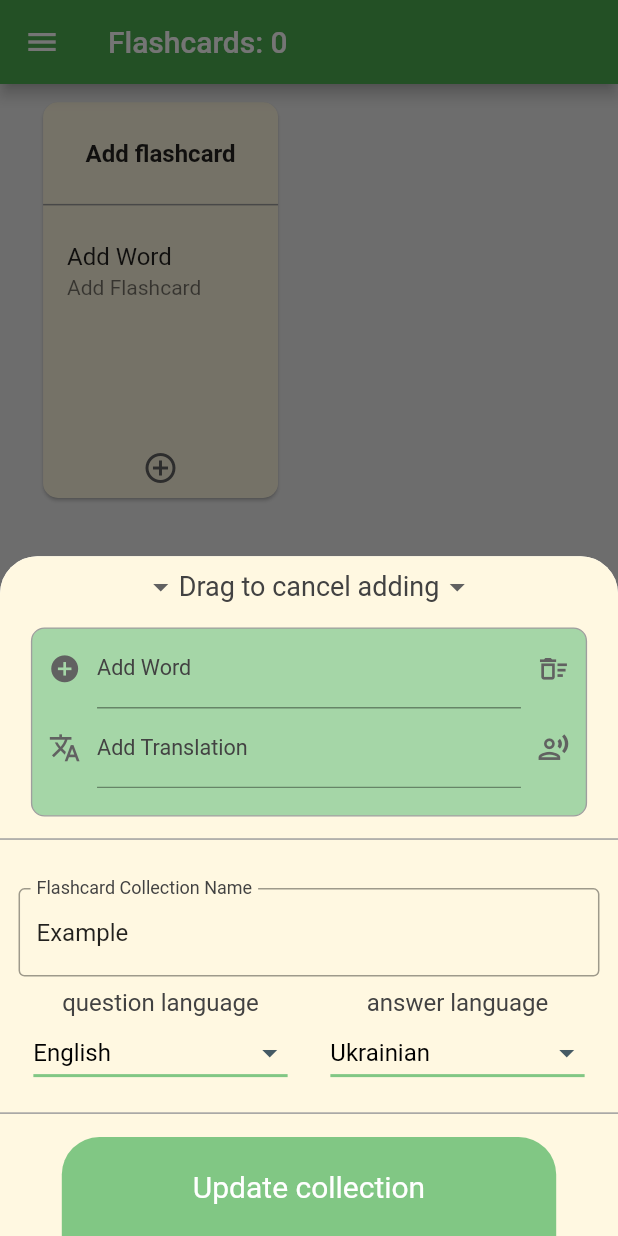
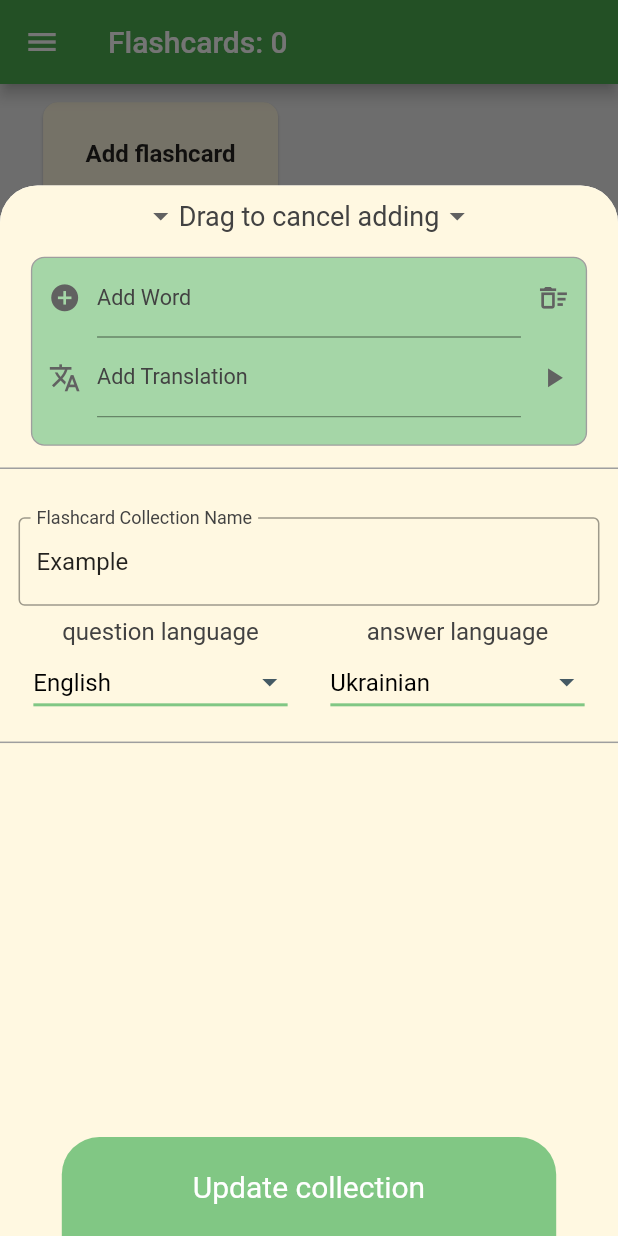
Before and after one commit to IvanShaptalov/FlashCardsReader, a Flutter app: the FlashCardView screen opened directly, after a tap on "Add flashcard", on a phone screen of 412 x 824 dp. Run offline on Flutter 3.47's test engine with Material 2 defaults, Android fonts, the phone set to English and light mode, and no system bars; drawn by our look-alikes of overlay_support; our stand-ins replace bloc, flutter_bloc, flutter_staggered_animations, hive, hive_flutter, watcher; missing offline and left inert: translator; accounts and stored records are empty.

Commit message:
feat(): ui-ux to flashcard add menu

```diff
--- a/lib/views/flashcards/flashcard_collection_info.dart
+++ b/lib/views/flashcards/flashcard_collection_info.dart
@@ -12,7 +12,7 @@ class FlashCardCollectionInfo extends StatelessWidget {
     return Expanded(
         child: Padding(
       padding: const EdgeInsets.all(8.0),
-      child: ListView(
+      child: ListOrColumn(
         children: [
           Row(
             children: [
--- a/lib/views/flashcards/flashcards/add_flashcard_menu.dart
+++ b/lib/views/flashcards/flashcards/add_flashcard_menu.dart
@@ -160,7 +160,7 @@ class _FlashCardCreatingWallState extends State<FlashCardCreatingWall> {
     if (onSubmitted &&
         flash.answerWords.isEmpty &&
         flash.questionWords.isEmpty) {
-          debugPrintIt('on submitted and word empty, do nothing');
+      debugPrintIt('on submitted and word empty, do nothing');
     } else if (WordCreatingUIProvider.tmpFlashCard.isValid) {
       debugPrint('add flashcard');
 
@@ -313,8 +313,7 @@ class _FlashCardCreatingWallState extends State<FlashCardCreatingWall> {
                     ),
                   ),
                   IconButton(
-                      onPressed: () {},
-                      icon: const Icon(Icons.record_voice_over_outlined))
+                      onPressed: () {}, icon: const Icon(Icons.play_arrow))
                 ],
               )
             ],
@@ -333,8 +332,7 @@ class _FlashCardCreatingWallState extends State<FlashCardCreatingWall> {
           borderRadius: const BorderRadius.only(
               topLeft: Radius.circular(25), topRight: Radius.circular(25)),
         ),
-        height: SizeConfig.getMediaHeight(context,
-            p: widget.flashCardCollection.isEmpty ? 0.55 : 0.85),
+        height: SizeConfig.getMediaHeight(context, p: 0.85),
         child: Column(mainAxisAlignment: MainAxisAlignment.start, children: [
           Padding(
             padding: EdgeInsets.symmetric(
@@ -425,8 +423,10 @@ class _FlashCardCreatingWallState extends State<FlashCardCreatingWall> {
                       vertical: 32.0,
                       horizontal: SizeConfig.getMediaWidth(context, p: 0.05)),
                   child: Column(children: [
-                    for (var flashCard
-                        in widget.flashCardCollection.flashCardSet.toList())
+                    for (var flashCard in widget
+                        .flashCardCollection.flashCardSet
+                        .toList()
+                        .reversed)
                       Padding(
                         padding: const EdgeInsets.all(8.0),
                         child: Align(
--- a/lib/views/flashcards/flashcards/add_flashcard_widget.dart
+++ b/lib/views/flashcards/flashcards/add_flashcard_widget.dart
@@ -90,19 +90,16 @@ class AddFlashCardWidgetState extends State<AddFlashCardWidget> {
                   color: Colors.grey,
                   thickness: 1,
                 ),
-                Expanded(
-                    child: ListView.builder(
-                        scrollDirection: Axis.vertical,
-                        shrinkWrap: true,
-                        itemCount: 1,
-                        itemBuilder: (context, index) {
-                          return const ListTile(
+                const Expanded(
+                    child: ListOrColumn(
+                        children: [
+                      ListTile(
                         title: Text('Add Word'),
                         subtitle: Text(
                           'Add Flashcard',
                         ),
-                          );
-                        })),
+                      )
+                    ])),
                 Row(
                   mainAxisAlignment: MainAxisAlignment.center,
                   children: const [
@@ -114,7 +111,6 @@ class AddFlashCardWidgetState extends State<AddFlashCardWidget> {
                     ),
                   ],
                 ),
-
               ],
             ),
           ),
--- a/lib/views/flashcards/flashcards/view_flashcard_menu.dart
+++ b/lib/views/flashcards/flashcards/view_flashcard_menu.dart
@@ -410,7 +410,7 @@ class _FlashCardViewWallState extends State<FlashCardViewWall> {
                   child: Column(
                     children: [
                       for (var flashCard
-                          in widget.flashCardCollection.flashCardSet.toList())
+                          in widget.flashCardCollection.flashCardSet.toList().reversed)
                         Padding(
                           padding: const EdgeInsets.all(8.0),
                           child: Align(
--- a/lib/views/view_config.dart
+++ b/lib/views/view_config.dart
@@ -60,7 +60,7 @@ class ConfigFCWordsInfo {
   static Color answerLanguageIconColor = Colors.green.shade600;
 }
 
-class ConfigViewUpdateMenu{
+class ConfigViewUpdateMenu {
   static Color iconColor = Colors.blueGrey.shade700;
   static Color backgroundColor = Colors.white;
   static Color textColor = Colors.black;
@@ -71,3 +71,25 @@ class ConfigViewUpdateMenu{
   static Color buttonIconColor = Colors.grey.shade800;
   static double wordButtonWidthPercent = 0.3;
 }
+
+class MyConfigOrientation {
+  static bool isPortrait(context) =>
+      MediaQuery.of(context).orientation == Orientation.portrait;
+
+  static bool isLandscape(context) => !isPortrait(context);
+}
+
+class ListOrColumn extends StatelessWidget {
+  final List<Widget> children;
+  const ListOrColumn({required this.children, Key? key}) : super(key: key);
+  @override
+  Widget build(BuildContext context) {
+    return MyConfigOrientation.isPortrait(context)
+        ? Column(
+            children: children,
+          )
+        : ListView(
+            children: children,
+          );
+  }
+}
```
Lines whose indentation alone changed are shown as unchanged.
